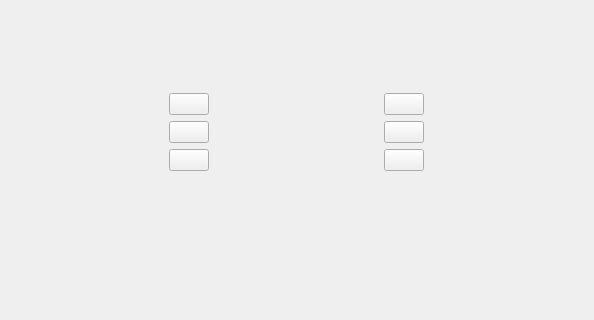
Above: src/Editor/EditorActionBar.ui from RemotelyChaotic/JOIPEngine before the change; both pictures show x 0 to 594 and y 501 to 821 of the 594 by 1268 pixel window. Below: the same form after it.
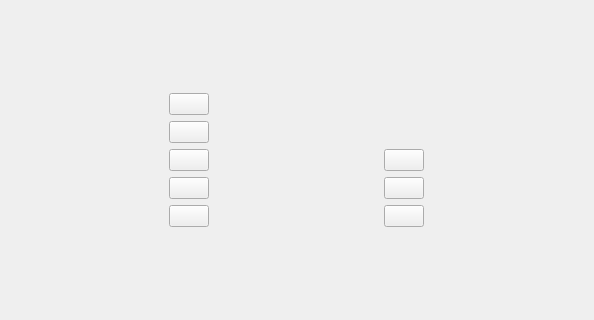
That is the form after the change. Custom widgets are drawn as their Qt base class.

Commit message: Made direct debugging of sequences possible by injecting a scene into debugger

```diff
--- a/src/Editor/EditorActionBar.ui
+++ b/src/Editor/EditorActionBar.ui
@@ -1099,6 +1099,22 @@
        <number>0</number>
       </property>
       <item row="0" column="0">
+       <widget class="CShortcutButton" name="DebugLayoutButton">
+        <property name="sizePolicy">
+         <sizepolicy hsizetype="Fixed" vsizetype="Fixed">
+          <horstretch>0</horstretch>
+          <verstretch>0</verstretch>
+         </sizepolicy>
+        </property>
+        <property name="toolTip">
+         <string>Debug layout</string>
+        </property>
+        <property name="text">
+         <string/>
+        </property>
+       </widget>
+      </item>
+      <item row="2" column="0">
        <widget class="CShortcutButton" name="NewSequence">
         <property name="sizePolicy">
          <sizepolicy hsizetype="Fixed" vsizetype="Fixed">
@@ -1114,7 +1130,39 @@
         </property>
        </widget>
       </item>
+      <item row="5" column="0">
+       <widget class="CShortcutButton" name="AddSequenceElement">
+        <property name="sizePolicy">
+         <sizepolicy hsizetype="Fixed" vsizetype="Fixed">
+          <horstretch>0</horstretch>
+          <verstretch>0</verstretch>
+         </sizepolicy>
+        </property>
+        <property name="toolTip">
+         <string>Add a new Sequence Element to the selected Layer</string>
+        </property>
+        <property name="text">
+         <string/>
+        </property>
+       </widget>
+      </item>
       <item row="2" column="1">
+       <widget class="CShortcutButton" name="SequenceProperties">
+        <property name="sizePolicy">
+         <sizepolicy hsizetype="Fixed" vsizetype="Fixed">
+          <horstretch>0</horstretch>
+          <verstretch>0</verstretch>
+         </sizepolicy>
+        </property>
+        <property name="toolTip">
+         <string>Edit sequence properties</string>
+        </property>
+        <property name="text">
+         <string/>
+        </property>
+       </widget>
+      </item>
+      <item row="4" column="1">
        <widget class="CShortcutButton" name="RemoveSelectedSequenceLayer">
         <property name="sizePolicy">
          <sizepolicy hsizetype="Fixed" vsizetype="Fixed">
@@ -1130,7 +1178,7 @@
         </property>
        </widget>
       </item>
-      <item row="2" column="0">
+      <item row="4" column="0">
        <widget class="CShortcutButton" name="AddSequenceLayer">
         <property name="sizePolicy">
          <sizepolicy hsizetype="Fixed" vsizetype="Fixed">
@@ -1146,7 +1194,7 @@
         </property>
        </widget>
       </item>
-      <item row="3" column="1">
+      <item row="5" column="1">
        <widget class="CShortcutButton" name="RemoveSelectedSequenceElements">
         <property name="sizePolicy">
          <sizepolicy hsizetype="Fixed" vsizetype="Fixed">
@@ -1162,8 +1210,8 @@
         </property>
        </widget>
       </item>
-      <item row="3" column="0">
-       <widget class="CShortcutButton" name="AddSequenceElement">
+      <item row="1" column="0">
+       <widget class="CShortcutButton" name="StopDebugLayoutButton">
         <property name="sizePolicy">
          <sizepolicy hsizetype="Fixed" vsizetype="Fixed">
           <horstretch>0</horstretch>
@@ -1176,21 +1224,11 @@
         <property name="text">
          <string/>
         </property>
-       </widget>
-      </item>
-      <item row="0" column="1">
-       <widget class="CShortcutButton" name="SequenceProperties">
-        <property name="sizePolicy">
-         <sizepolicy hsizetype="Fixed" vsizetype="Fixed">
-          <horstretch>0</horstretch>
-          <verstretch>0</verstretch>
-         </sizepolicy>
-        </property>
-        <property name="toolTip">
-         <string>Edit sequence properties</string>
-        </property>
-        <property name="text">
-         <string/>
+        <property name="iconSize">
+         <size>
+          <width>48</width>
+          <height>48</height>
+         </size>
         </property>
        </widget>
       </item>
```
Left out of the diff: 2 changed lines with no effect on the pictures. The commit also changes 24 other files.
